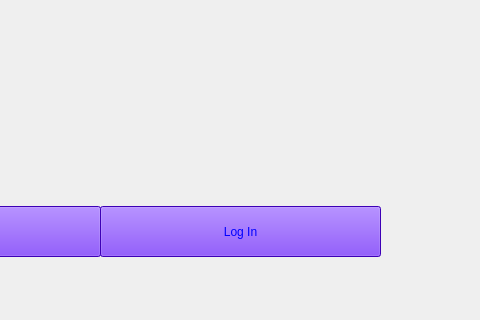
Above: mainwindow.ui from pouya-prh/Battle_Ship before the change; both pictures show x 410 to 890 and y 304 to 624 of the 1128 by 624 pixel window. Below: the same form after it.
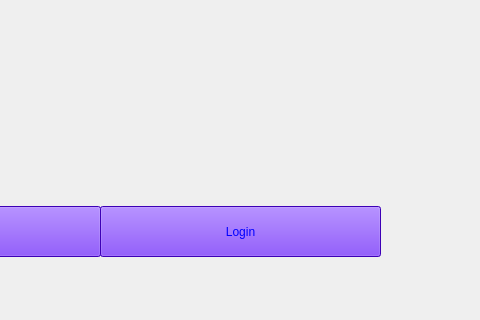
That is the form after the change. Icons and pictures are not drawn.

The edit to the form file:
```diff
--- a/mainwindow.ui
+++ b/mainwindow.ui
@@ -78,7 +78,7 @@
 </string>
     </property>
     <property name="text">
-     <string>Log In</string>
+     <string>Login</string>
     </property>
    </widget>
   </widget>
```
